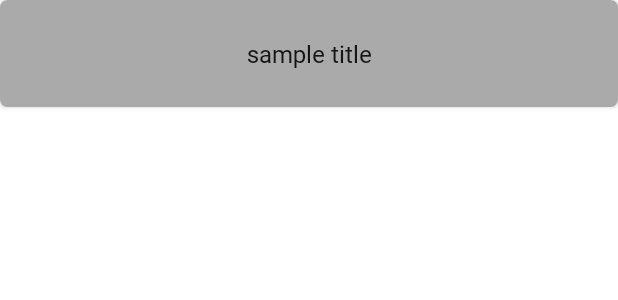
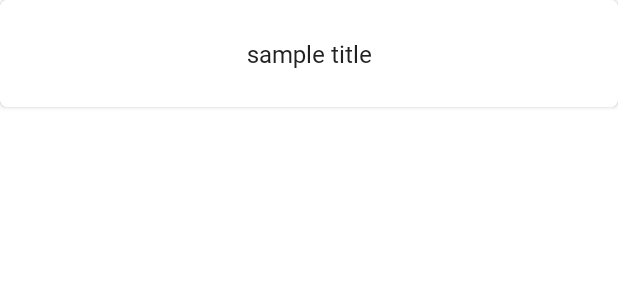
Before and after one commit to yahyalmh/COYO, an Android app: the layout post_list_item.xml on its own in the app's theme, with its tools: preview values and no code run, on a phone screen of 412 x 824 dp. Shown: the top 300 px of the screen. Run offline under Robolectric (Android 15) with nearby library versions, the phone set to English and light mode, and no system bars.

Commit message:
Change the post list item background color

```diff
--- a/app/src/main/res/layout/post_list_item.xml
+++ b/app/src/main/res/layout/post_list_item.xml
@@ -13,7 +13,7 @@
             android:id="@+id/content_view"
             android:layout_width="match_parent"
             android:layout_height="match_parent"
-            android:background="@android:color/darker_gray">
+            android:background="@android:color/white">
 
             <TextView
                 android:id="@+id/titleTxtView"
```
